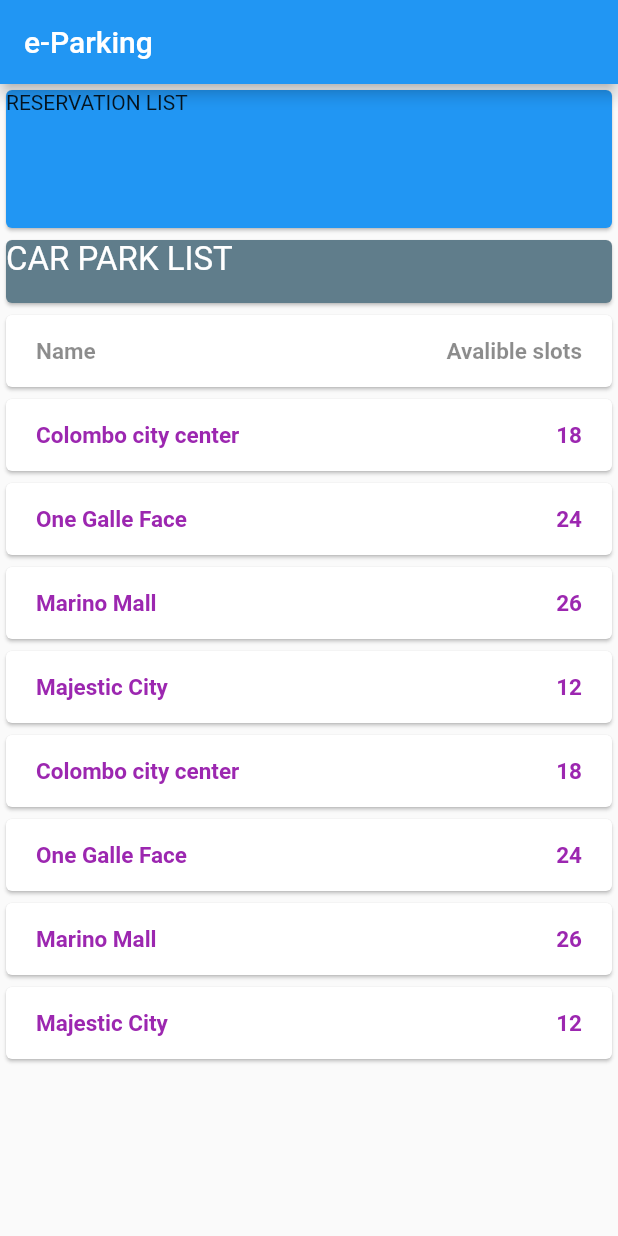
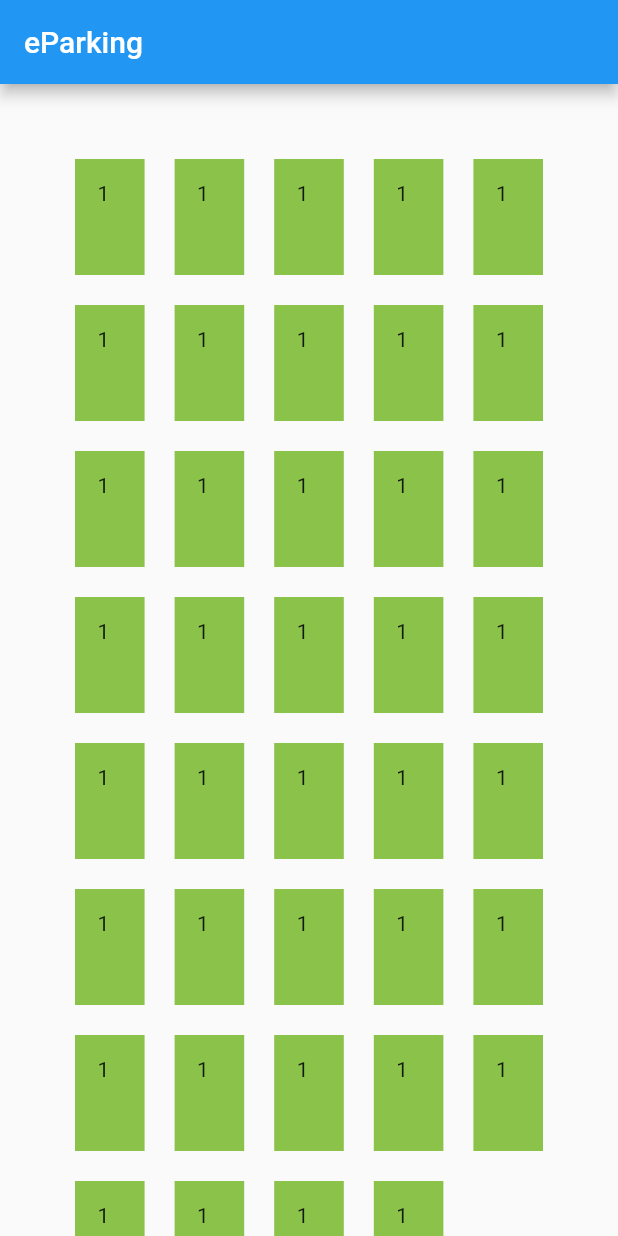
Before and after one commit to GaniduAbeysekara/eParkingDevMobileApp-, a Flutter app: the screen it shows after launch, on a phone screen of 412 x 824 dp. Run offline on Flutter 3.47's test engine with Material 2 defaults, Android fonts, the light colour scheme and no system bars.

Commit message:
added car park slot page

```diff
--- /dev/null
+++ b/lib/carParkView.dart
@@ -0,0 +1,30 @@
+import 'package:eparking/models/dummy_car_slots.dart';
+import 'package:flutter/material.dart';
+
+class CarParkView extends StatelessWidget {
+  @override
+  Widget build(BuildContext context) {
+    return Scaffold(
+        appBar: AppBar(title: const Text("eParking")),
+        body: GridView(
+          children: DUMMY_CAR_SLOTS
+              .map(
+                (e) => Container(
+                  padding: EdgeInsets.all(15),
+                  height: 100,
+                  width: 50,
+                  color: Colors.lightGreen,
+                  child: Text(e.slotNumber),
+                ),
+              )
+              .toList(),
+          gridDelegate: SliverGridDelegateWithMaxCrossAxisExtent(
+            maxCrossAxisExtent: 50,
+            childAspectRatio: 3 / 5,
+            crossAxisSpacing: 20,
+            mainAxisSpacing: 20,
+          ),
+          padding: EdgeInsets.all(50),
+        ));
+  }
+}
--- a/lib/main.dart
+++ b/lib/main.dart
@@ -1,4 +1,5 @@
-import 'package:eparking/models/carPark.dart';
+import 'package:eparking/carParkList.dart';
+import 'package:eparking/carParkView.dart';
 import 'package:flutter/material.dart';
 
 void main() {
@@ -14,22 +15,12 @@ class EParking extends StatelessWidget {
       theme: ThemeData(
         primarySwatch: Colors.blue,
       ),
-      home: MyHomePage(),
+      home: CarParkView(),
     );
   }
 }
 
 class MyHomePage extends StatelessWidget {
-  final List<CarPark> carParkList = [
-    CarPark(id: "001asd", name: "Colombo city center", avaliableSlot: 18),
-    CarPark(id: "002dbj", name: "One Galle Face", avaliableSlot: 24),
-    CarPark(id: "003hkd", name: "Marino Mall", avaliableSlot: 26),
-    CarPark(id: "005vhss", name: "Majestic City", avaliableSlot: 12),
-    CarPark(id: "001asd", name: "Colombo city center", avaliableSlot: 18),
-    CarPark(id: "002dbj", name: "One Galle Face", avaliableSlot: 24),
-    CarPark(id: "003hkd", name: "Marino Mall", avaliableSlot: 26),
-    CarPark(id: "005vhss", name: "Majestic City", avaliableSlot: 12),
-  ];
   @override
   Widget build(BuildContext context) {
     return Scaffold(
@@ -46,95 +37,7 @@ class MyHomePage extends StatelessWidget {
                 child: Text("RESERVATION LIST"),
               ),
             ),
-            Container(
-              width: double.infinity,
-              height: 50,
-              child: Card(
-                color: Colors.blueGrey,
-                child: Text(
-                  "CAR PARK LIST",
-                  style: TextStyle(color: Colors.white, fontSize: 22),
-                ),
-              ),
-            ),
-            Card(
-              child: Row(
-                mainAxisAlignment: MainAxisAlignment.spaceBetween,
-                children: <Widget>[
-                  Container(
-                    margin: EdgeInsets.symmetric(
-                      vertical: 10,
-                      horizontal: 15,
-                    ),
-                    padding: EdgeInsets.all(5),
-                    child: Text(
-                      "Name",
-                      style: TextStyle(
-                        fontWeight: FontWeight.bold,
-                        color: Colors.black45,
-                        fontSize: 15,
-                      ),
-                    ),
-                  ),
-                  Container(
-                    margin: EdgeInsets.symmetric(
-                      vertical: 10,
-                      horizontal: 15,
-                    ),
-                    padding: EdgeInsets.all(5),
-                    child: Text(
-                      "Avalible slots",
-                      style: TextStyle(
-                        fontWeight: FontWeight.bold,
-                        color: Colors.black45,
-                        fontSize: 15,
-                      ),
-                    ),
-                  ),
-                ],
-              ),
-            ),
-            Column(
-              children: carParkList.map((pk) {
-                return Card(
-                  child: Row(
-                    mainAxisAlignment: MainAxisAlignment.spaceBetween,
-                    children: <Widget>[
-                      Container(
-                        margin: EdgeInsets.symmetric(
-                          vertical: 10,
-                          horizontal: 15,
-                        ),
-                        padding: EdgeInsets.all(5),
-                        child: Text(
-                          pk.name,
-                          style: TextStyle(
-                            fontWeight: FontWeight.bold,
-                            color: Colors.purple,
-                            fontSize: 15,
-                          ),
-                        ),
-                      ),
-                      Container(
-                        margin: EdgeInsets.symmetric(
-                          vertical: 10,
-                          horizontal: 15,
-                        ),
-                        padding: EdgeInsets.all(5),
-                        child: Text(
-                          pk.avaliableSlot.toString(),
-                          style: TextStyle(
-                            fontWeight: FontWeight.bold,
-                            color: Colors.purple,
-                            fontSize: 15,
-                          ),
-                        ),
-                      ),
-                    ],
-                  ),
-                );
-              }).toList(),
-            )
+            CarParkList(),
           ],
         ));
   }
--- /dev/null
+++ b/lib/models/carSlot.dart
@@ -0,0 +1,6 @@
+class CarSlot {
+  final String slotNumber;
+  final int status;
+
+  const CarSlot({required this.slotNumber, required this.status});
+}
--- /dev/null
+++ b/lib/models/dummy_car_slots.dart
@@ -0,0 +1,43 @@
+import 'package:eparking/models/carSlot.dart';
+
+const DUMMY_CAR_SLOTS = const [
+  CarSlot(slotNumber: "1", status: 0),
+  CarSlot(slotNumber: "1", status: 0),
+  CarSlot(slotNumber: "1", status: 0),
+  CarSlot(slotNumber: "1", status: 0),
+  CarSlot(slotNumber: "1", status: 0),
+  CarSlot(slotNumber: "1", status: 0),
+  CarSlot(slotNumber: "1", status: 0),
+  CarSlot(slotNumber: "1", status: 0),
+  CarSlot(slotNumber: "1", status: 0),
+  CarSlot(slotNumber: "1", status: 0),
+  CarSlot(slotNumber: "1", status: 0),
+  CarSlot(slotNumber: "1", status: 0),
+  CarSlot(slotNumber: "1", status: 0),
+  CarSlot(slotNumber: "1", status: 0),
+  CarSlot(slotNumber: "1", status: 0),
+  CarSlot(slotNumber: "1", status: 0),
+  CarSlot(slotNumber: "1", status: 0),
+  CarSlot(slotNumber: "1", status: 0),
+  CarSlot(slotNumber: "1", status: 0),
+  CarSlot(slotNumber: "1", status: 0),
+  CarSlot(slotNumber: "1", status: 0),
+  CarSlot(slotNumber: "1", status: 0),
+  CarSlot(slotNumber: "1", status: 0),
+  CarSlot(slotNumber: "1", status: 0),
+  CarSlot(slotNumber: "1", status: 0),
+  CarSlot(slotNumber: "1", status: 0),
+  CarSlot(slotNumber: "1", status: 0),
+  CarSlot(slotNumber: "1", status: 0),
+  CarSlot(slotNumber: "1", status: 0),
+  CarSlot(slotNumber: "1", status: 0),
+  CarSlot(slotNumber: "1", status: 0),
+  CarSlot(slotNumber: "1", status: 0),
+  CarSlot(slotNumber: "1", status: 0),
+  CarSlot(slotNumber: "1", status: 0),
+  CarSlot(slotNumber: "1", status: 0),
+  CarSlot(slotNumber: "1", status: 0),
+  CarSlot(slotNumber: "1", status: 0),
+  CarSlot(slotNumber: "1", status: 0),
+  CarSlot(slotNumber: "1", status: 0),
+];
```
Also changed, not shown: lib/carParkList.dart (added, +67 -0 lines), lib/dummy_car_park.dart (added, +12 -0 lines), lib/models/carPark.dart (+9 -1 lines), lib/singleCarPark.dart (added, +49 -0 lines).
